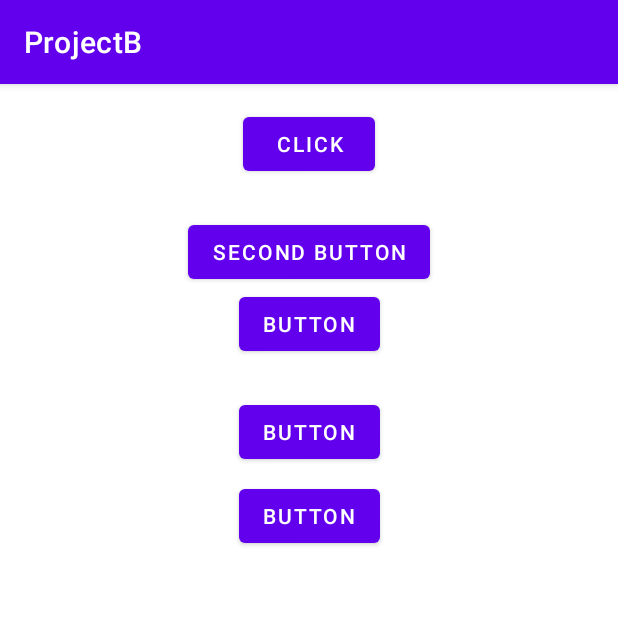
After one commit to sanamdongol/ncit_2021, an Android app: the ButtonEvents screen opened directly, with no data from a screen before it, on a phone screen of 412 x 824 dp, the top half of it. The commit adds this screen. Run offline under Robolectric (Android 15) with nearby library versions, the phone set to English and light mode, and no system bars.

Commit message:
Click events

```diff
--- a/app/src/main/AndroidManifest.xml
+++ b/app/src/main/AndroidManifest.xml
@@ -9,6 +9,12 @@
         android:roundIcon="@mipmap/ic_launcher_round"
         android:supportsRtl="true"
         android:theme="@style/Theme.ProjectB">
+        <activity
+            android:name=".ResetPassword"
+            android:exported="false" />
+        <activity
+            android:name=".ButtonEvents"
+            android:exported="false" />
         <activity
             android:name=".DashBoardActivity"
             android:exported="false" />
--- /dev/null
+++ b/app/src/main/java/com/ncit/projectb/ButtonEvents.java
@@ -0,0 +1,63 @@
+package com.ncit.projectb;
+
+import android.os.Bundle;
+import android.util.Log;
+import android.view.View;
+import android.widget.Button;
+
+import androidx.appcompat.app.AppCompatActivity;
+
+public class ButtonEvents extends AppCompatActivity implements View.OnClickListener {
+
+    @Override
+    protected void onCreate(Bundle savedInstanceState) {
+        super.onCreate(savedInstanceState);
+        setContentView(R.layout.activity_button_events);
+
+        Button btnTwo = findViewById(R.id.btn_two);
+        Button btnFour = findViewById(R.id.btn_4);
+        Button btnThree = findViewById(R.id.btn_3);
+        Button btnFive = findViewById(R.id.btn_5);
+        btnThree.setOnClickListener(this);
+        btnFour.setOnClickListener(this);
+        btnFive.setOnClickListener(this);
+
+        //direct events settings
+        btnTwo.setOnClickListener(new View.OnClickListener() {
+            @Override
+            public void onClick(View view) {
+
+            }
+        });
+    }
+
+    //from xml
+    public void showLog(View view) {
+        Log.e("button one tag", "Button one clicked");
+    }
+
+    @Override
+    public void onClick(View view) {
+        int btnIds = view.getId();
+        switch (btnIds){
+            case R.id.btn_3:
+                Log.e("button one tag", "Button one clicked");
+                break;
+            case R.id.btn_4:
+                Log.e("button one tag", "Button one clicked");
+                break;
+            case R.id.btn_5:
+                Log.e("button one tag", "Button one clicked");
+                break;
+        }
+
+        /*if(btnIds==R.id.btn_3){
+
+        }
+
+        if(btnIds==R.id.btn_4){
+
+        }*/
+
+    }
+}
--- a/app/src/main/java/com/ncit/projectb/DashBoardActivity.java
+++ b/app/src/main/java/com/ncit/projectb/DashBoardActivity.java
@@ -24,6 +24,7 @@ public class DashBoardActivity extends AppCompatActivity {
         String cat = intentData.getStringExtra("category");
 
         tvName.setText(intentValue+"\n"+cat);
+        Log.e("catrogy value",cat);
 
         Log.e("intent value",intentValue);
         Toast.makeText(DashBoardActivity.this, intentValue, Toast.LENGTH_SHORT).show();
--- /dev/null
+++ b/app/src/main/res/layout/activity_button_events.xml
@@ -0,0 +1,58 @@
+<?xml version="1.0" encoding="utf-8"?>
+<androidx.constraintlayout.widget.ConstraintLayout xmlns:android="http://schemas.android.com/apk/res/android"
+    xmlns:app="http://schemas.android.com/apk/res-auto"
+    xmlns:tools="http://schemas.android.com/tools"
+    android:layout_width="match_parent"
+    android:layout_height="match_parent"
+    tools:context=".ButtonEvents">
+
+    <Button
+        android:id="@+id/btn_one"
+        android:layout_width="wrap_content"
+        android:layout_height="wrap_content"
+        android:layout_marginTop="16dp"
+        android:text="Click"
+        android:onClick="showLog"
+        app:layout_constraintEnd_toEndOf="parent"
+        app:layout_constraintStart_toStartOf="parent"
+        app:layout_constraintTop_toTopOf="parent" />
+
+    <Button
+        android:id="@+id/btn_two"
+        android:layout_width="wrap_content"
+        android:layout_height="wrap_content"
+        android:layout_marginTop="24dp"
+        android:text="Second Button"
+        app:layout_constraintEnd_toEndOf="@+id/btn_one"
+        app:layout_constraintStart_toStartOf="@+id/btn_one"
+        app:layout_constraintTop_toBottomOf="@+id/btn_one" />
+
+    <Button
+        android:id="@+id/btn_3"
+        android:layout_width="wrap_content"
+        android:layout_height="wrap_content"
+        android:text="Button"
+        app:layout_constraintEnd_toEndOf="@+id/btn_two"
+        app:layout_constraintStart_toStartOf="@+id/btn_two"
+        app:layout_constraintTop_toBottomOf="@+id/btn_two" />
+
+    <Button
+        android:id="@+id/btn_4"
+        android:layout_width="wrap_content"
+        android:layout_height="wrap_content"
+        android:layout_marginTop="24dp"
+        android:text="Button"
+        app:layout_constraintEnd_toEndOf="@+id/btn_3"
+        app:layout_constraintStart_toStartOf="@+id/btn_3"
+        app:layout_constraintTop_toBottomOf="@+id/btn_3" />
+
+    <Button
+        android:id="@+id/btn_5"
+        android:layout_width="wrap_content"
+        android:layout_height="wrap_content"
+        android:layout_marginTop="8dp"
+        android:text="Button"
+        app:layout_constraintEnd_toEndOf="@+id/btn_4"
+        app:layout_constraintStart_toStartOf="@+id/btn_4"
+        app:layout_constraintTop_toBottomOf="@+id/btn_4" />
+</androidx.constraintlayout.widget.ConstraintLayout>
--- a/app/src/main/res/layout/activity_main.xml
+++ b/app/src/main/res/layout/activity_main.xml
@@ -49,11 +49,13 @@
             android:text="@string/login" />
 
 
-        <TextView
+        <Button
+            android:id="@+id/btn_forgot_password"
             android:layout_width="wrap_content"
             android:layout_height="wrap_content"
             android:layout_gravity="center"
             android:layout_marginTop="45dp"
+            android:background="@android:color/transparent"
             android:text="@string/forgot_password"
             android:textColor="@color/white" />
 
--- a/app/src/main/res/values/strings.xml
+++ b/app/src/main/res/values/strings.xml
@@ -9,4 +9,6 @@
     <string name="forgot_password">Forgot Password?</string>
     <string name="create_new_account">Don\'t have an account? Join us</string>
 
+    <string name="field_required">"This field is required"</string>
+
 </resources>
```
Also changed, not shown: app/src/main/java/com/ncit/projectb/MainActivity.java (+27 -2 lines), app/src/main/java/com/ncit/projectb/ResetPassword.java (added, +64 -0 lines), app/src/main/res/layout/activity_reset_password.xml (added, +43 -0 lines).
